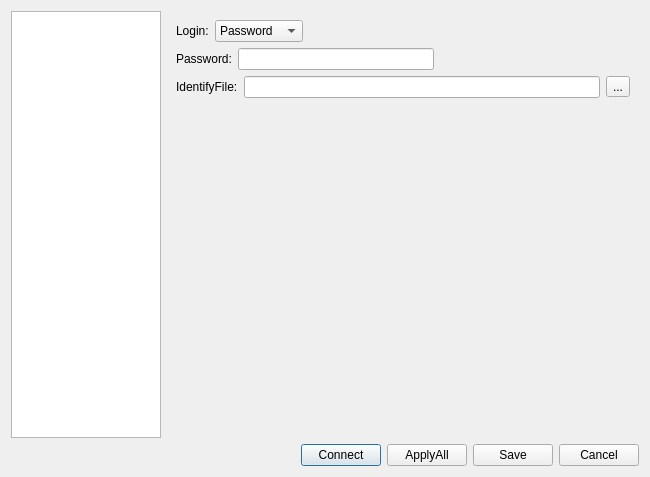
First picture: the form in woterm/woterm/qwosessionproperty.ui, repository woterm/woterm, before the edit.
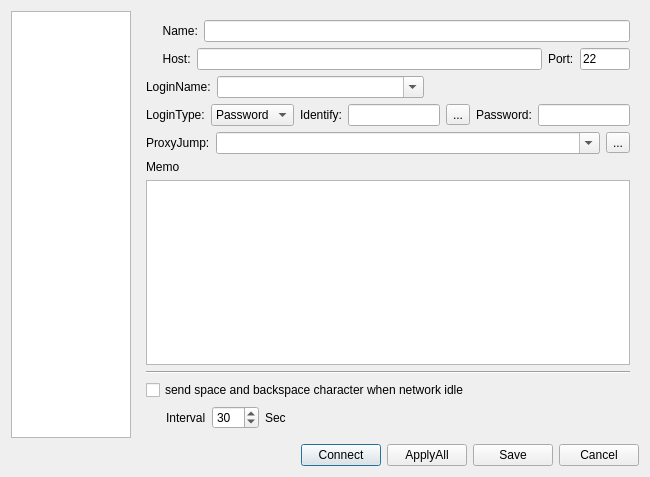
Second picture: the form after the edit. The open tabs and pages were chosen to show the change. Icons and pictures are not drawn.

Patch:
```diff
--- a/woterm/woterm/qwosessionproperty.ui
+++ b/woterm/woterm/qwosessionproperty.ui
@@ -15,7 +15,7 @@
   </property>
   <property name="windowIcon">
    <iconset resource="qwoterm.qrc">
-    <normaloff>:/qwoterm/resource/skin/linkcfg.png</normaloff>:/qwoterm/resource/skin/linkcfg.png</iconset>
+    <normaloff>:/qwoterm/resource/skin/palette.png</normaloff>:/qwoterm/resource/skin/palette.png</iconset>
   </property>
   <layout class="QVBoxLayout" name="verticalLayout_3">
    <item>
@@ -35,7 +35,7 @@
          </property>
          <property name="minimumSize">
           <size>
-           <width>150</width>
+           <width>120</width>
            <height>0</height>
           </size>
          </property>
@@ -67,7 +67,7 @@
                <item>
                 <widget class="QLabel" name="label">
                  <property name="text">
-                  <string>Name:</string>
+                  <string>     Name:</string>
                  </property>
                 </widget>
                </item>
@@ -81,17 +81,13 @@
                <item>
                 <widget class="QLabel" name="label_2">
                  <property name="text">
-                  <string>Host:</string>
+                  <string>     Host:</string>
                  </property>
                 </widget>
                </item>
                <item>
                 <widget class="QLineEdit" name="host"/>
                </item>
-              </layout>
-             </item>
-             <item>
-              <layout class="QHBoxLayout" name="horizontalLayout_5">
                <item>
                 <widget class="QLabel" name="label_5">
                  <property name="text">
@@ -101,24 +97,23 @@
                </item>
                <item>
                 <widget class="QLineEdit" name="port">
+                 <property name="sizePolicy">
+                  <sizepolicy hsizetype="Fixed" vsizetype="Fixed">
+                   <horstretch>0</horstretch>
+                   <verstretch>0</verstretch>
+                  </sizepolicy>
+                 </property>
+                 <property name="maximumSize">
+                  <size>
+                   <width>50</width>
+                   <height>16777215</height>
+                  </size>
+                 </property>
                  <property name="text">
                   <string>22</string>
                  </property>
                 </widget>
                </item>
-               <item>
-                <spacer name="horizontalSpacer_3">
-                 <property name="orientation">
-                  <enum>Qt::Horizontal</enum>
-                 </property>
-                 <property name="sizeHint" stdset="0">
-                  <size>
-                   <width>40</width>
-                   <height>0</height>
-                  </size>
-                 </property>
-                </spacer>
-               </item>
               </layout>
              </item>
              <item>
@@ -126,7 +121,7 @@
                <item>
                 <widget class="QLabel" name="label_8">
                  <property name="text">
-                  <string>UserName:</string>
+                  <string>LoginName:</string>
                  </property>
                 </widget>
                </item>
@@ -158,12 +153,80 @@
                </item>
               </layout>
              </item>
+             <item>
+              <layout class="QHBoxLayout" name="horizontalLayout_12">
+               <item>
+                <widget class="QLabel" name="label_16">
+                 <property name="text">
+                  <string>LoginType:</string>
+                 </property>
+                </widget>
+               </item>
+               <item>
+                <widget class="QComboBox" name="authType">
+                 <item>
+                  <property name="text">
+                   <string>Password</string>
+                  </property>
+                 </item>
+                 <item>
+                  <property name="text">
+                   <string>Identify</string>
+                  </property>
+                 </item>
+                </widget>
+               </item>
+               <item>
+                <layout class="QHBoxLayout" name="identifyLayout">
+                 <item>
+                  <widget class="QLabel" name="label_18">
+                   <property name="text">
+                    <string>Identify:</string>
+                   </property>
+                  </widget>
+                 </item>
+                 <item>
+                  <widget class="QLineEdit" name="identify">
+                   <property name="readOnly">
+                    <bool>true</bool>
+                   </property>
+                  </widget>
+                 </item>
+                 <item>
+                  <widget class="QToolButton" name="identifyBrowser">
+                   <property name="text">
+                    <string>...</string>
+                   </property>
+                  </widget>
+                 </item>
+                </layout>
+               </item>
+               <item>
+                <layout class="QHBoxLayout" name="passLayout">
+                 <item>
+                  <widget class="QLabel" name="label_17">
+                   <property name="text">
+                    <string>Password:</string>
+                   </property>
+                  </widget>
+                 </item>
+                 <item>
+                  <widget class="QLineEdit" name="password">
+                   <property name="echoMode">
+                    <enum>QLineEdit::PasswordEchoOnEdit</enum>
+                   </property>
+                  </widget>
+                 </item>
+                </layout>
+               </item>
+              </layout>
+             </item>
              <item>
               <layout class="QHBoxLayout" name="horizontalLayout_6">
                <item>
                 <widget class="QLabel" name="label_9">
                  <property name="text">
-                  <string>ProxyJump</string>
+                  <string>ProxyJump:</string>
                  </property>
                 </widget>
                </item>
@@ -284,124 +347,6 @@
            </item>
           </layout>
          </widget>
-         <widget class="QWidget" name="authenticationWidget">
-          <layout class="QVBoxLayout" name="verticalLayout_6">
-           <item>
-            <layout class="QVBoxLayout" name="vbox_2">
-             <property name="spacing">
-              <number>6</number>
-             </property>
-             <item>
-              <layout class="QHBoxLayout" name="horizontalLayout_12">
-               <item>
-                <widget class="QLabel" name="label_16">
-                 <property name="text">
-                  <string>Login:</string>
-                 </property>
-                </widget>
-               </item>
-               <item>
-                <widget class="QComboBox" name="authType">
-                 <item>
-                  <property name="text">
-                   <string>Password</string>
-                  </property>
-                 </item>
-                 <item>
-                  <property name="text">
-                   <string>IdentifyFile</string>
-                  </property>
-                 </item>
-                </widget>
-               </item>
-               <item>
-                <spacer name="horizontalSpacer_11">
-                 <property name="orientation">
-                  <enum>Qt::Horizontal</enum>
-                 </property>
-                 <property name="sizeHint" stdset="0">
-                  <size>
-                   <width>40</width>
-                   <height>0</height>
-                  </size>
-                 </property>
-                </spacer>
-               </item>
-              </layout>
-             </item>
-             <item>
-              <layout class="QHBoxLayout" name="passLayout">
-               <item>
-                <widget class="QLabel" name="label_17">
-                 <property name="text">
-                  <string>Password:</string>
-                 </property>
-                </widget>
-               </item>
-               <item>
-                <widget class="QLineEdit" name="password">
-                 <property name="echoMode">
-                  <enum>QLineEdit::PasswordEchoOnEdit</enum>
-                 </property>
-                </widget>
-               </item>
-               <item>
-                <spacer name="horizontalSpacer_12">
-                 <property name="orientation">
-                  <enum>Qt::Horizontal</enum>
-                 </property>
-                 <property name="sizeHint" stdset="0">
-                  <size>
-                   <width>40</width>
-                   <height>0</height>
-                  </size>
-                 </property>
-                </spacer>
-               </item>
-              </layout>
-             </item>
-             <item>
-              <layout class="QHBoxLayout" name="identifyLayout">
-               <item>
-                <widget class="QLabel" name="label_18">
-                 <property name="text">
-                  <string>IdentifyFile:</string>
-                 </property>
-                </widget>
-               </item>
-               <item>
-                <widget class="QLineEdit" name="identify">
-                 <property name="readOnly">
-                  <bool>true</bool>
-                 </property>
-                </widget>
-               </item>
-               <item>
-                <widget class="QToolButton" name="identifyBrowser">
-                 <property name="text">
-                  <string>...</string>
-                 </property>
-                </widget>
-               </item>
-              </layout>
-             </item>
-            </layout>
-           </item>
-           <item>
-            <spacer name="verticalSpacer_2">
-             <property name="orientation">
-              <enum>Qt::Vertical</enum>
-             </property>
-             <property name="sizeHint" stdset="0">
-              <size>
-               <width>20</width>
-               <height>40</height>
-              </size>
-             </property>
-            </spacer>
-           </item>
-          </layout>
-         </widget>
          <widget class="QWidget" name="terminalWidget">
           <layout class="QVBoxLayout" name="verticalLayout_5">
            <item>
```
